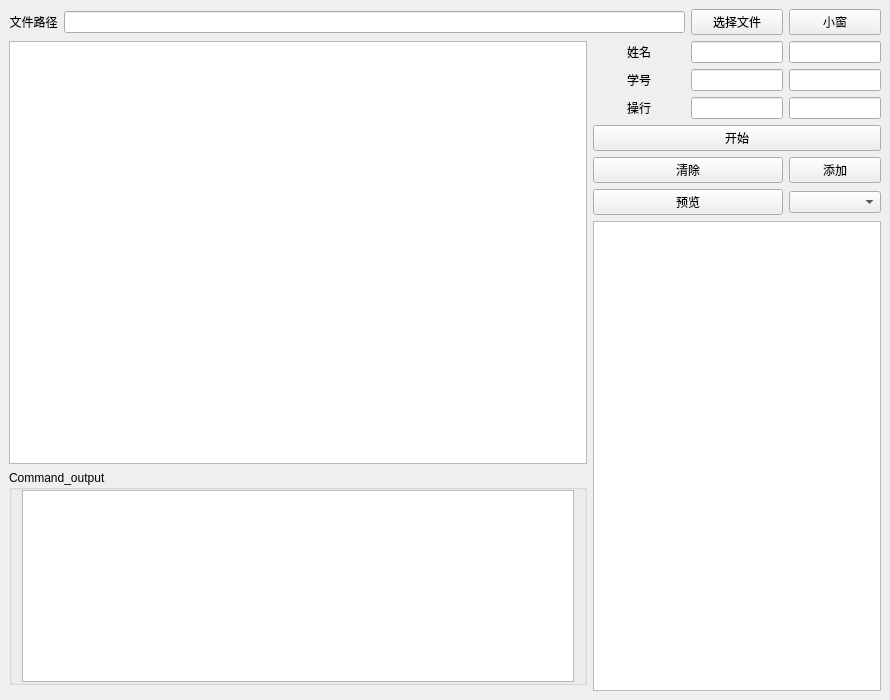
First picture: the form in main_window.ui, repository UF4OVER/auto_excal, before the edit.
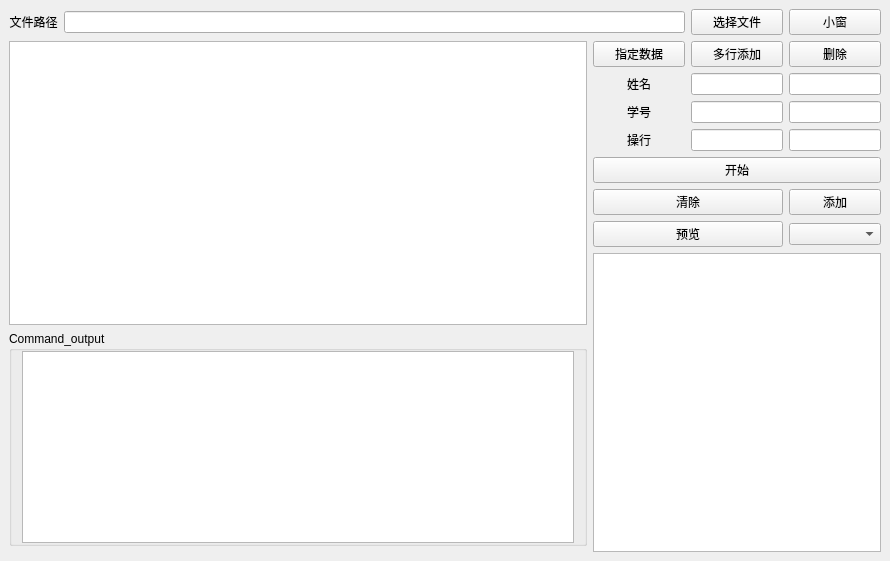
Second picture: the form after the edit. Icons and pictures are not drawn.

```diff
--- a/main_window.ui
+++ b/main_window.ui
@@ -7,7 +7,7 @@
     <x>0</x>
     <y>0</y>
     <width>890</width>
-    <height>700</height>
+    <height>561</height>
    </rect>
   </property>
   <property name="minimumSize">
@@ -29,86 +29,11 @@
   <widget class="QWidget" name="centralwidget">
    <layout class="QVBoxLayout" name="verticalLayout">
     <item>
-     <layout class="QGridLayout" name="gridLayout" rowstretch="1,10,1,1,1,1,1,1,1,0,0" columnstretch="1,10,4,4,4,4,4,4">
-      <item row="3" column="7">
+     <layout class="QGridLayout" name="gridLayout" rowstretch="1,10,1,1,1,1,1,1,1,0,0,0" columnstretch="1,10,4,4,4,4,4,4">
+      <item row="4" column="7">
        <widget class="QLineEdit" name="lineEdit_9"/>
       </item>
-      <item row="1" column="7">
-       <widget class="QLineEdit" name="lineEdit_6"/>
-      </item>
-      <item row="3" column="6">
-       <widget class="QLineEdit" name="lineEdit_7"/>
-      </item>
-      <item row="2" column="7">
-       <widget class="QLineEdit" name="lineEdit_8"/>
-      </item>
-      <item row="1" column="5">
-       <widget class="QLabel" name="label_2">
-        <property name="text">
-         <string>姓名</string>
-        </property>
-        <property name="alignment">
-         <set>Qt::AlignCenter</set>
-        </property>
-       </widget>
-      </item>
-      <item row="0" column="7">
-       <widget class="QPushButton" name="pushButton_6">
-        <property name="text">
-         <string>小窗</string>
-        </property>
-       </widget>
-      </item>
-      <item row="1" column="6">
-       <widget class="QLineEdit" name="lineEdit_4"/>
-      </item>
-      <item row="2" column="5">
-       <widget class="QLabel" name="label_3">
-        <property name="text">
-         <string>学号</string>
-        </property>
-        <property name="alignment">
-         <set>Qt::AlignCenter</set>
-        </property>
-       </widget>
-      </item>
-      <item row="3" column="5">
-       <widget class="QLabel" name="label_4">
-        <property name="text">
-         <string>操行</string>
-        </property>
-        <property name="alignment">
-         <set>Qt::AlignCenter</set>
-        </property>
-       </widget>
-      </item>
-      <item row="0" column="6">
-       <widget class="QPushButton" name="pushButton_3">
-        <property name="text">
-         <string>选择文件</string>
-        </property>
-       </widget>
-      </item>
-      <item row="2" column="6">
-       <widget class="QLineEdit" name="lineEdit_5"/>
-      </item>
-      <item row="0" column="0">
-       <widget class="QLabel" name="label">
-        <property name="text">
-         <string>文件路径</string>
-        </property>
-        <property name="alignment">
-         <set>Qt::AlignCenter</set>
-        </property>
-       </widget>
-      </item>
-      <item row="0" column="1" colspan="5">
-       <widget class="QLineEdit" name="lineEdit_3"/>
-      </item>
-      <item row="1" column="0" rowspan="8" colspan="5">
-       <widget class="QTableWidget" name="tableWidget"/>
-      </item>
-      <item row="9" column="0" colspan="5">
+      <item row="10" column="0" colspan="5">
        <widget class="QGroupBox" name="groupBox">
         <property name="styleSheet">
          <string notr="true"/>
@@ -158,37 +83,133 @@
         </layout>
        </widget>
       </item>
-      <item row="5" column="7">
-       <widget class="QPushButton" name="pushButton_2">
-        <property name="text">
-         <string>添加</string>
-        </property>
-       </widget>
-      </item>
-      <item row="6" column="7">
+      <item row="7" column="7">
        <widget class="QComboBox" name="comboBox"/>
       </item>
-      <item row="7" column="5" rowspan="4" colspan="3">
+      <item row="5" column="5" colspan="3">
+       <widget class="QPushButton" name="pushButton_7">
+        <property name="text">
+         <string>开始</string>
+        </property>
+       </widget>
+      </item>
+      <item row="2" column="5">
+       <widget class="QLabel" name="label_2">
+        <property name="text">
+         <string>姓名</string>
+        </property>
+        <property name="alignment">
+         <set>Qt::AlignCenter</set>
+        </property>
+       </widget>
+      </item>
+      <item row="2" column="7">
+       <widget class="QLineEdit" name="lineEdit_6"/>
+      </item>
+      <item row="3" column="6">
+       <widget class="QLineEdit" name="lineEdit_5"/>
+      </item>
+      <item row="3" column="7">
+       <widget class="QLineEdit" name="lineEdit_8"/>
+      </item>
+      <item row="8" column="5" rowspan="4" colspan="3">
        <widget class="QTableWidget" name="tableWidget_2"/>
       </item>
-      <item row="6" column="5" colspan="2">
+      <item row="2" column="6">
+       <widget class="QLineEdit" name="lineEdit_4"/>
+      </item>
+      <item row="3" column="5">
+       <widget class="QLabel" name="label_3">
+        <property name="text">
+         <string>学号</string>
+        </property>
+        <property name="alignment">
+         <set>Qt::AlignCenter</set>
+        </property>
+       </widget>
+      </item>
+      <item row="0" column="0">
+       <widget class="QLabel" name="label">
+        <property name="text">
+         <string>文件路径</string>
+        </property>
+        <property name="alignment">
+         <set>Qt::AlignCenter</set>
+        </property>
+       </widget>
+      </item>
+      <item row="7" column="5" colspan="2">
        <widget class="QPushButton" name="pushButton_5">
         <property name="text">
          <string>预览</string>
         </property>
        </widget>
       </item>
-      <item row="5" column="5" colspan="2">
+      <item row="4" column="6">
+       <widget class="QLineEdit" name="lineEdit_7"/>
+      </item>
+      <item row="6" column="7">
+       <widget class="QPushButton" name="pushButton_2">
+        <property name="text">
+         <string>添加</string>
+        </property>
+       </widget>
+      </item>
+      <item row="6" column="5" colspan="2">
        <widget class="QPushButton" name="pushButton">
         <property name="text">
          <string>清除</string>
         </property>
        </widget>
       </item>
-      <item row="4" column="5" colspan="3">
-       <widget class="QPushButton" name="pushButton_7">
+      <item row="4" column="5">
+       <widget class="QLabel" name="label_4">
         <property name="text">
-         <string>开始</string>
+         <string>操行</string>
+        </property>
+        <property name="alignment">
+         <set>Qt::AlignCenter</set>
+        </property>
+       </widget>
+      </item>
+      <item row="1" column="0" rowspan="9" colspan="5">
+       <widget class="QTableWidget" name="tableWidget"/>
+      </item>
+      <item row="0" column="7">
+       <widget class="QPushButton" name="pushButton_6">
+        <property name="text">
+         <string>小窗</string>
+        </property>
+       </widget>
+      </item>
+      <item row="1" column="7">
+       <widget class="QPushButton" name="pushButton_8">
+        <property name="text">
+         <string>删除</string>
+        </property>
+       </widget>
+      </item>
+      <item row="1" column="6">
+       <widget class="QPushButton" name="pushButton_4">
+        <property name="text">
+         <string>多行添加</string>
+        </property>
+       </widget>
+      </item>
+      <item row="0" column="6">
+       <widget class="QPushButton" name="pushButton_3">
+        <property name="text">
+         <string>选择文件</string>
+        </property>
+       </widget>
+      </item>
+      <item row="0" column="1" colspan="5">
+       <widget class="QLineEdit" name="lineEdit_3"/>
+      </item>
+      <item row="1" column="5">
+       <widget class="QPushButton" name="pushButton_9">
+        <property name="text">
+         <string>指定数据</string>
         </property>
        </widget>
       </item>
```
